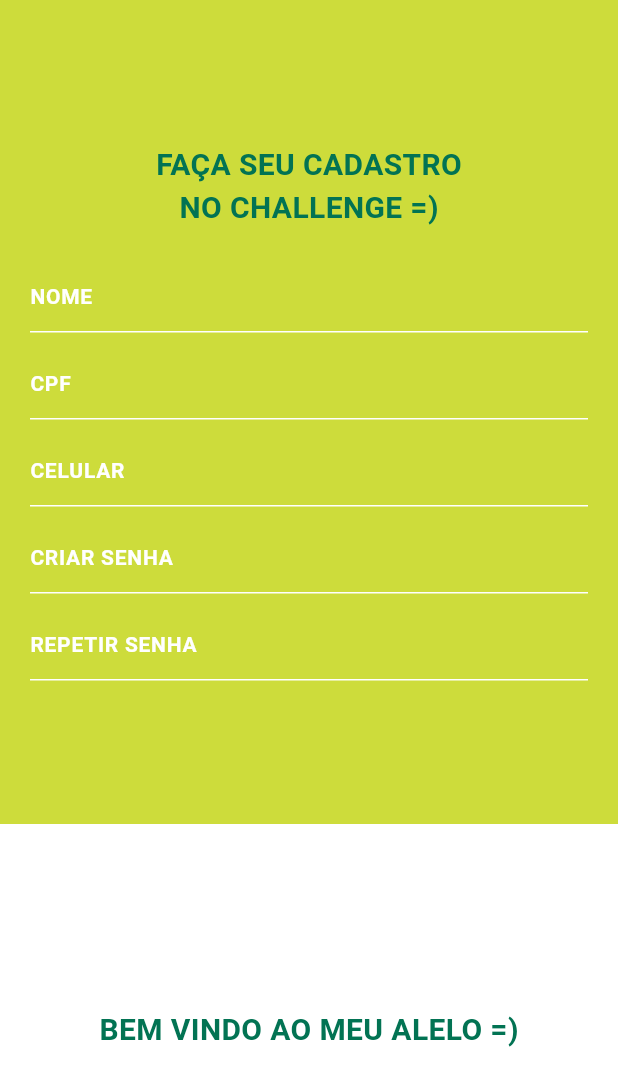
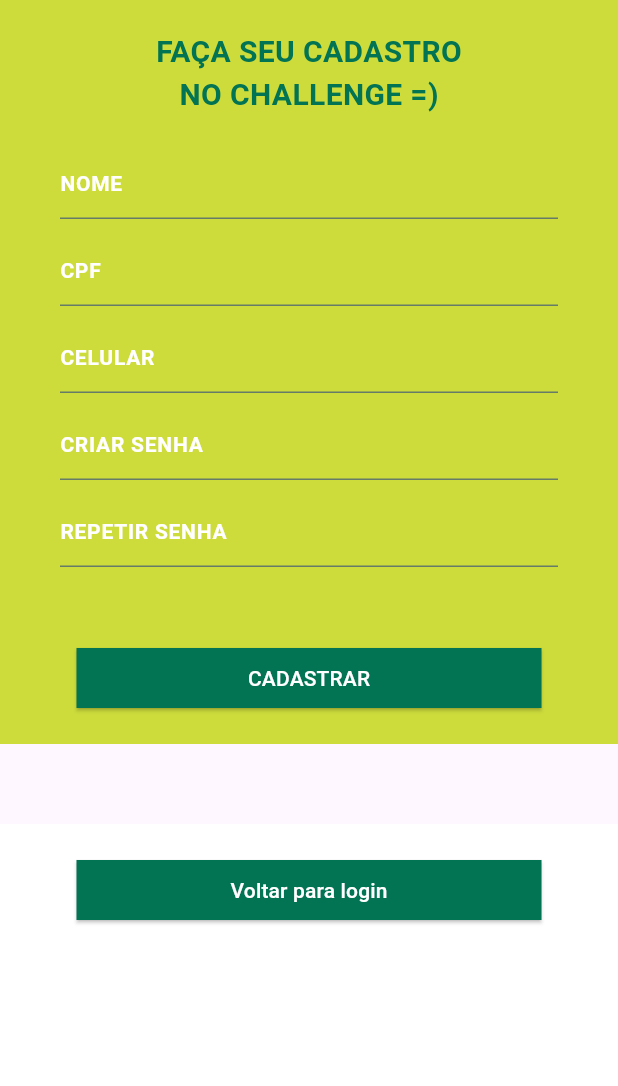
Before and after one commit to marcosalvesmacedo/my_challenge_app, a Flutter app: the Remember screen opened by its route, on a phone screen of 412 x 824 dp. Shown: the top 1086 px of the screen. Run offline on Flutter 3.47's test engine with Material 3 defaults, Android fonts, the phone set to English and light mode, and no system bars; our stand-ins replace mask_text_input_formatter; missing offline and left inert: cpf_cnpj_validator.

Commit message:
direcionamento de chamada de botoes para componente pai

```diff
--- /dev/null
+++ b/lib/src/constants/constants.dart
@@ -0,0 +1,11 @@
+class Constants {
+  static const titleRememberMe = 'FAÇA SEU CADASTRO';
+  static const subtitleRememberMe = 'NO CHALLENGE =)';
+  static const fieldName = 'NOME';
+  static const fieldCPF = 'CPF';
+  static const fieldCelular = 'CELULAR';
+  static const fieldCriarSenha = 'CRIAR SENHA';
+  static const fieldRepetirSenha = 'REPETIR SENHA';
+  static const buttonCadastrar = 'CADASTRAR';
+  static const buttonVoltarParaLogin = 'Voltar para login';
+}
--- a/lib/src/features/auth/presentation/remember.dart
+++ b/lib/src/features/auth/presentation/remember.dart
@@ -1,4 +1,6 @@
 import 'package:flutter/material.dart';
+import 'package:my_challenge_app/src/constants/constants.dart';
+import 'package:my_challenge_app/src/widgets/custom_elevated_button.dart';
 import 'package:my_challenge_app/src/widgets/custom_text_field.dart';
 
 class Remember extends StatefulWidget {
@@ -21,65 +23,80 @@
                 children: <Widget>[
                   Expanded(
                     flex: 2,
+                    child: SingleChildScrollView(
                       child: Container(
                         width: MediaQuery.of(context).size.width,
-                      padding: const EdgeInsets.all(20),
+                        padding: const EdgeInsets.symmetric(
+                          horizontal: 40,
+                          vertical: 20,
+                        ),
                         color: const Color(0xFFCDDC3B),
-                      child: const Column(
+                        child: Column(
                           mainAxisAlignment: MainAxisAlignment.center,
                           children: <Widget>[
-                          Text(
-                            'FAÇA SEU CADASTRO',
+                            const Text(
+                              Constants.titleRememberMe,
                               style: TextStyle(
                                 color: Color(0xFF027353),
                                 fontSize: 20,
                                 fontWeight: FontWeight.bold,
                               ),
                             ),
-                          Text(
-                            'NO CHALLENGE =)',
+                            const Text(
+                              Constants.subtitleRememberMe,
                               style: TextStyle(
                                 color: Color(0xFF027353),
                                 fontSize: 20,
                                 fontWeight: FontWeight.bold,
                               ),
                             ),
-                          SizedBox(
+                            const SizedBox(
                               height: 20,
                             ),
-                          CustomTextField(
-                            key: ValueKey('NOME'),
-                            hintText: 'NOME',
+                            const CustomTextField(
+                              key: ValueKey(Constants.fieldName),
+                              hintText: Constants.fieldName,
                             ),
-                          SizedBox(
+                            const SizedBox(
                               height: 10,
                             ),
-                          CustomTextField(
-                            key: ValueKey('CPF'),
-                            hintText: 'CPF',
+                            const CustomTextField(
+                              key: ValueKey(Constants.fieldCPF),
+                              hintText: Constants.fieldCPF,
                             ),
-                          SizedBox(
+                            const SizedBox(
                               height: 10,
                             ),
-                          CustomTextField(
-                            key: ValueKey('CELULAR'),
-                            hintText: 'CELULAR',
+                            const CustomTextField(
+                              key: ValueKey(Constants.fieldCelular),
+                              hintText: Constants.fieldCelular,
                             ),
-                          SizedBox(
+                            const SizedBox(
                               height: 10,
                             ),
-                          CustomTextField(
-                            key: ValueKey('CRIAR SENHA'),
-                            hintText: 'CRIAR SENHA',
+                            const CustomTextField(
+                              key: ValueKey(Constants.fieldCriarSenha),
+                              hintText: Constants.fieldCriarSenha,
                             ),
-                          SizedBox(
+                            const SizedBox(
                               height: 10,
                             ),
-                          CustomTextField(
-                            key: ValueKey('REPETIR SENHA'),
-                            hintText: 'REPETIR SENHA',
+                            const CustomTextField(
+                              key: ValueKey(Constants.fieldRepetirSenha),
+                              hintText: Constants.fieldRepetirSenha,
+                            ),
+                            const SizedBox(
+                              height: 50,
+                            ),
+                            CustomElevatedButton(
+                              key: const ValueKey(Constants.buttonCadastrar),
+                              label: Constants.buttonCadastrar,
+                              onPressed: () {
+                                print('botão de cadastrar');
+                              },
                             ),
                           ],
+                        ),
                       ),
                     ),
                   ),
@@ -87,18 +104,21 @@
                     flex: 1,
                     child: Container(
                       width: MediaQuery.of(context).size.width,
-                      padding: const EdgeInsets.all(20),
+                      padding: const EdgeInsets.symmetric(
+                        horizontal: 40,
+                        vertical: 20,
+                      ),
                       color: const Color(0xFFFFFFFF),
-                      child: const Column(
-                        mainAxisAlignment: MainAxisAlignment.center,
+                      child: Column(
+                        mainAxisAlignment: MainAxisAlignment.start,
                         children: <Widget>[
-                          Text(
-                            'BEM VINDO AO MEU ALELO =)',
-                            style: TextStyle(
-                              color: Color(0xFF027353),
-                              fontSize: 20,
-                              fontWeight: FontWeight.bold,
-                            ),
+                          CustomElevatedButton(
+                            key:
+                                const ValueKey(Constants.buttonVoltarParaLogin),
+                            label: Constants.buttonVoltarParaLogin,
+                            onPressed: () {
+                              Navigator.of(context).pop();
+                            },
                           ),
                         ],
                       ),
--- /dev/null
+++ b/lib/src/widgets/custom_elevated_button.dart
@@ -0,0 +1,30 @@
+import 'package:flutter/material.dart';
+
+class CustomElevatedButton extends StatelessWidget {
+  final String label;
+  final Function()? onPressed;
+
+  const CustomElevatedButton({
+    required Key key,
+    required this.onPressed,
+    required this.label,
+  }) : super(key: key);
+
+  @override
+  Widget build(BuildContext context) {
+    return ElevatedButton(
+      onPressed: onPressed,
+      style: ElevatedButton.styleFrom(
+        backgroundColor: const Color(0xFF027353),
+        fixedSize: const Size(310, 40),
+        shape: const RoundedRectangleBorder(
+          borderRadius: BorderRadius.all(Radius.circular(0)),
+        ),
+      ),
+      child: Text(
+        label,
+        style: const TextStyle(color: Color(0xFFFFFFFF)),
+      ),
+    );
+  }
+}
--- a/lib/src/widgets/custom_text_field.dart
+++ b/lib/src/widgets/custom_text_field.dart
@@ -14,13 +14,14 @@
       decoration: InputDecoration(
         enabledBorder: const UnderlineInputBorder(
           borderSide: BorderSide(
-            color: Color(0xFFFFFFFF),
+            color: Color(0xFF667b68),
           ),
         ),
         focusedBorder: const UnderlineInputBorder(
-            borderSide: BorderSide(
-          color: Color(0xFF027353),
-        )),
+          borderSide: BorderSide(
+            color: Color(0xFF027353),
+          ),
+        ),
         hintText: hintText,
         hintStyle: const TextStyle(
           color: Color(0xFFFFFFFF),
```
Lines whose indentation alone changed are shown as unchanged.
